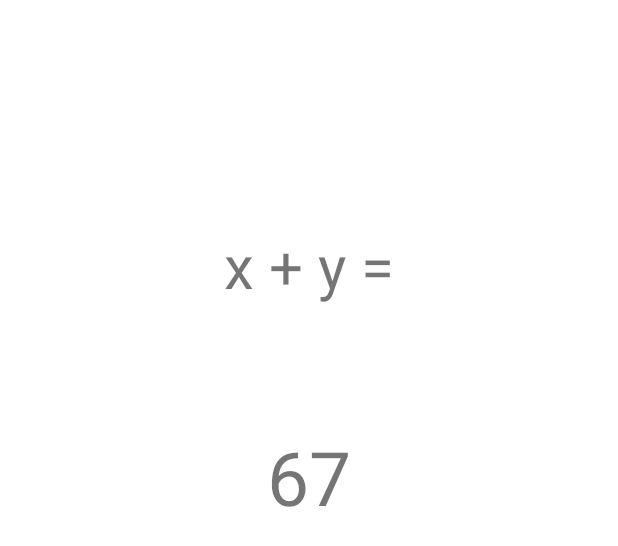
After one commit to BudhirajaMadhav/SelfDefineCalculator, an Android app: the layout activity_result.xml on its own in the app's theme, with its tools: preview values and no code run, on a phone screen of 412 x 824 dp. The commit adds this screen. Shown: the top 546 px of the screen. Run offline under Robolectric (Android 15) with nearby library versions, the phone set to English and light mode, and no system bars.

Commit message:
Added Result Activity

```diff
--- a/app/src/main/AndroidManifest.xml
+++ b/app/src/main/AndroidManifest.xml
@@ -9,6 +9,7 @@
         android:roundIcon="@mipmap/ic_launcher_round"
         android:supportsRtl="true"
         android:theme="@style/Theme.SelfDefineCalculator">
+        <activity android:name=".ResultActivity"></activity>
         <activity android:name=".MainActivity">
             <intent-filter>
                 <action android:name="android.intent.action.MAIN" />
--- /dev/null
+++ b/app/src/main/res/layout/activity_result.xml
@@ -0,0 +1,34 @@
+<?xml version="1.0" encoding="utf-8"?>
+<androidx.constraintlayout.widget.ConstraintLayout xmlns:android="http://schemas.android.com/apk/res/android"
+    xmlns:app="http://schemas.android.com/apk/res-auto"
+    xmlns:tools="http://schemas.android.com/tools"
+    android:layout_width="match_parent"
+    android:layout_height="match_parent"
+    tools:context=".ResultActivity">
+
+    <TextView
+        android:layout_width="0dp"
+        android:layout_height="wrap_content"
+        android:id="@+id/question"
+        app:layout_constraintTop_toTopOf="parent"
+        app:layout_constraintStart_toStartOf="parent"
+        app:layout_constraintEnd_toEndOf="parent"
+        android:layout_marginTop="150dp"
+        android:text="@string/x_y"
+        android:gravity="center"
+        android:textSize="40sp"
+        />
+
+    <TextView
+        android:layout_width="0dp"
+        android:layout_height="wrap_content"
+        android:id="@+id/result"
+        app:layout_constraintTop_toBottomOf="@id/question"
+        app:layout_constraintStart_toStartOf="parent"
+        app:layout_constraintEnd_toEndOf="parent"
+        android:layout_marginTop="80dp"
+        android:text="@string/_67"
+        android:gravity="center"
+        android:textSize="50sp"
+        />
+</androidx.constraintlayout.widget.ConstraintLayout>
--- a/app/src/main/res/values/strings.xml
+++ b/app/src/main/res/values/strings.xml
@@ -1,3 +1,5 @@
 <resources>
     <string name="app_name">SelfDefineCalculator</string>
+    <string name="x_y">x + y =</string>
+    <string name="_67">67</string>
 </resources>
--- a/build.gradle
+++ b/build.gradle
@@ -6,7 +6,7 @@ buildscript {
         mavenCentral()
     }
     dependencies {
-        classpath "com.android.tools.build:gradle:4.2.1"
+        classpath 'com.android.tools.build:gradle:4.2.2'
         classpath "org.jetbrains.kotlin:kotlin-gradle-plugin:$kotlin_version"
 
         // NOTE: Do not place your application dependencies here; they belong
```
Also changed, not shown: app/src/main/java/com/selfdefine/calculator/ResultActivity.kt (added, +23 -0 lines).
